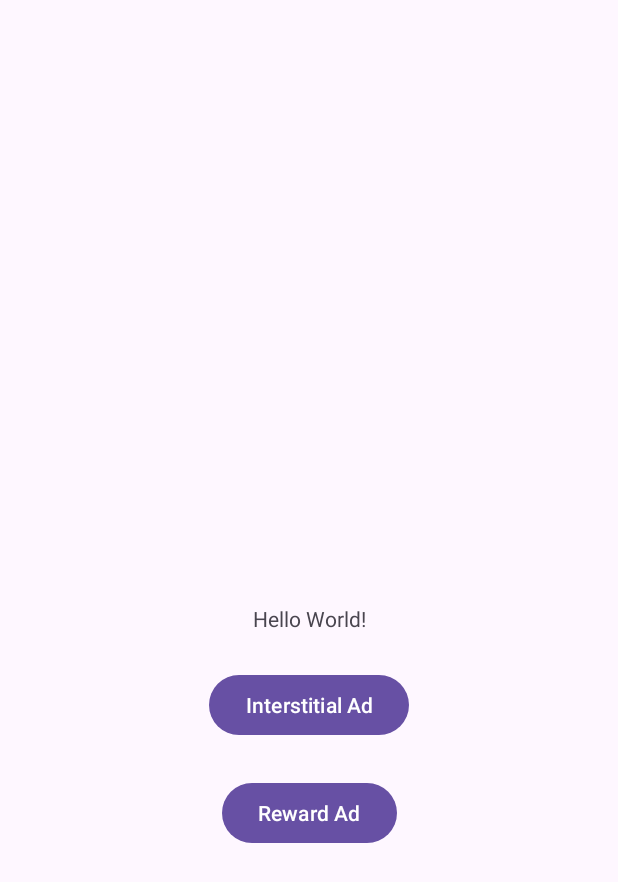
After one commit to dlewburg/taskMasterProject, an Android app: the AdMobActivity screen opened directly, with no data from a screen before it, on a phone screen of 412 x 824 dp. The commit adds this screen. Shown: the top 882 px of the screen. Run offline under Robolectric (Android 15) with nearby library versions, the phone set to English and light mode, and no system bars; our stand-ins replace AdMob; 2 statements that could not run were skipped.

Commit message:
added ad mobs

```diff
--- a/app/build.gradle
+++ b/app/build.gradle
@@ -8,7 +8,7 @@ android {
 
     defaultConfig {
         applicationId "com.dlewburg.taskmanagerandroid"
-        minSdk 31
+        minSdk 24
         targetSdk 33
         versionCode 2
         versionName "1.1"
@@ -32,6 +32,7 @@ android {
 dependencies {
 
     // Amplify core dependency
+    implementation 'com.google.android.gms:play-services-ads:22.2.0'
     implementation 'com.amplifyframework:core:2.8.7'
     implementation 'com.amplifyframework:aws-api:2.2.2'
     implementation 'com.amplifyframework:aws-datastore:2.2.2'
--- a/app/src/main/AndroidManifest.xml
+++ b/app/src/main/AndroidManifest.xml
@@ -16,6 +16,12 @@
         android:supportsRtl="true"
         android:theme="@style/Theme.TaskManagerAndroid"
         tools:targetApi="31">
+        <meta-data
+            android:name="com.google.android.gms.ads.APPLICATION_ID"
+            android:value="ca-app-pub-4023947224500662~7552608537" />
+        <activity
+            android:name=".activities.AdMobActivity"
+            android:exported="false" />
         <activity
             android:name=".activities.LoginActivity"
             android:exported="false" />
--- /dev/null
+++ b/app/src/main/java/com/dlewburg/taskmanagerandroid/activities/AdMobActivity.java
@@ -0,0 +1,209 @@
+package com.dlewburg.taskmanagerandroid.activities;
+
+import androidx.annotation.NonNull;
+import androidx.appcompat.app.AppCompatActivity;
+
+import android.app.Activity;
+import android.os.Bundle;
+import android.util.Log;
+import android.widget.Button;
+
+import com.dlewburg.taskmanagerandroid.MainActivity;
+import com.dlewburg.taskmanagerandroid.R;
+import com.google.android.gms.ads.AdError;
+import com.google.android.gms.ads.AdRequest;
+import com.google.android.gms.ads.AdView;
+import com.google.android.gms.ads.FullScreenContentCallback;
+import com.google.android.gms.ads.LoadAdError;
+import com.google.android.gms.ads.MobileAds;
+import com.google.android.gms.ads.OnUserEarnedRewardListener;
+import com.google.android.gms.ads.initialization.InitializationStatus;
+import com.google.android.gms.ads.initialization.OnInitializationCompleteListener;
+import com.google.android.gms.ads.interstitial.InterstitialAd;
+import com.google.android.gms.ads.interstitial.InterstitialAdLoadCallback;
+import com.google.android.gms.ads.rewarded.RewardItem;
+import com.google.android.gms.ads.rewarded.RewardedAd;
+import com.google.android.gms.ads.rewarded.RewardedAdLoadCallback;
+
+public class AdMobActivity extends AppCompatActivity {
+
+  private static String TAG = "AdMobActivity";
+  private AdView myBannerAd;
+  private InterstitialAd myInterstitialAd;
+  private RewardedAd myRewardedAd;
+
+  @Override
+  protected void onCreate(Bundle savedInstanceState) {
+    super.onCreate(savedInstanceState);
+    setContentView(R.layout.activity_ad_mob);
+
+    MobileAds.initialize(this, new OnInitializationCompleteListener() {
+      @Override
+      public void onInitializationComplete(@NonNull InitializationStatus initializationStatus) {
+
+      }
+    });
+
+    setUpBannerAd();
+    setUpInterstitialAd();
+    setUpRewardedAd();
+  }
+
+  private void setUpBannerAd() {
+    myBannerAd = findViewById(R.id.bannerAdView);
+    AdRequest adRequest = new AdRequest.Builder().build();
+    myBannerAd.loadAd(adRequest);
+  }
+
+  private void setUpInterstitialAd() {
+    AdRequest interstitialAdRequest = new AdRequest.Builder().build();
+
+    InterstitialAd.load(this, "ca-app-pub-4023947224500662~7552608537", interstitialAdRequest, new InterstitialAdLoadCallback() {
+      @Override
+      public void onAdFailedToLoad(@NonNull LoadAdError loadAdError) {
+        super.onAdFailedToLoad(loadAdError);
+        // Handle the error
+        Log.d(TAG, loadAdError.toString());
+        myInterstitialAd = null;
+      }
+
+      @Override
+      public void onAdLoaded(@NonNull InterstitialAd interstitialAd) {
+        super.onAdLoaded(interstitialAd);
+        // the myInterstitialAd reference will be null until an ad is loaded
+        // once we load an ad, set the myInterstitialAd reference to that ad
+        myInterstitialAd = interstitialAd;
+
+        myInterstitialAd.setFullScreenContentCallback(new FullScreenContentCallback() {
+          @Override
+          public void onAdClicked() {
+            super.onAdClicked();
+            // Called when an ad is clicked on
+            Log.d(TAG, "Ad was clicked");
+          }
+
+          @Override
+          public void onAdDismissedFullScreenContent() {
+            super.onAdDismissedFullScreenContent();
+            // Called when ad is dismissed
+            // Set the ad reference to null so you don;t show the ad a second time
+            myInterstitialAd = null;
+          }
+
+          @Override
+          public void onAdFailedToShowFullScreenContent(@NonNull AdError adError) {
+            super.onAdFailedToShowFullScreenContent(adError);
+            // Called when the ad fails to show
+            Log.e(TAG, "Ad failed to show fullscreen content");
+            myInterstitialAd = null;
+          }
+
+          @Override
+          public void onAdImpression() {
+            super.onAdImpression();
+            // Called when an impression is recorded for an ad
+            Log.d(TAG, "Ad recorded an impression");
+          }
+
+          @Override
+          public void onAdShowedFullScreenContent() {
+            super.onAdShowedFullScreenContent();
+            // Called when the ad is shown in full
+            Log.d(TAG, "Ad showed fullscreen content");
+          }
+        });
+      }
+    });
+
+    Button interstitialAdButton = findViewById(R.id.interstitialAdButton);
+    interstitialAdButton.setOnClickListener(v -> {
+      if(myInterstitialAd != null) {
+        myInterstitialAd.show(AdMobActivity.this);
+      } else {
+        Log.d(TAG, "The interstitial ad wasn't ready yet");
+      }
+    });
+  }
+
+  private void setUpRewardedAd() {
+    AdRequest rewardedAdRequest = new AdRequest.Builder().build();
+
+    RewardedAd.load(this, "ca-app-pub-3940256099942544/5224354917", rewardedAdRequest, new RewardedAdLoadCallback() {
+      @Override
+      public void onAdFailedToLoad(@NonNull LoadAdError loadAdError) {
+        super.onAdFailedToLoad(loadAdError);
+        // Handle the error
+        Log.d(TAG, loadAdError.toString());
+        myRewardedAd = null;
+      }
+
+      @Override
+      public void onAdLoaded(@NonNull RewardedAd rewardedAd) {
+        super.onAdLoaded(rewardedAd);
+        myRewardedAd = rewardedAd;
+        Log.d(TAG, "Ad was loaded");
+      }
+    });
+
+    Button myRewardedAdButton = findViewById(R.id.rewardedAdButton);
+    myRewardedAdButton.setOnClickListener(v -> {
+      Activity activityContext = AdMobActivity.this;
+
+      if (myRewardedAd != null) {
+        // Before you show your ad, make sure you have set the fullscreen callback
+        myRewardedAd.setFullScreenContentCallback(new FullScreenContentCallback() {
+          @Override
+          public void onAdClicked() {
+            super.onAdClicked();
+            // Called when a click is recorded for an ad.
+            Log.d(TAG, "Ad was clicked.");
+          }
+
+          @Override
+          public void onAdDismissedFullScreenContent() {
+            super.onAdDismissedFullScreenContent();
+            // Called when ad is dismissed.
+            // Set the ad reference to null so you don't show the ad a second time.
+            Log.d(TAG, "Ad dismissed fullscreen content.");
+            myRewardedAd = null;
+          }
+
+          @Override
+          public void onAdFailedToShowFullScreenContent(@NonNull AdError adError) {
+            super.onAdFailedToShowFullScreenContent(adError);
+            // Called when ad fails to show.
+            Log.e(TAG, "Ad failed to show fullscreen content.");
+            myRewardedAd = null;
+          }
+
+          @Override
+          public void onAdImpression() {
+            super.onAdImpression();
+            // Called when an impression is recorded for an ad.
+            Log.d(TAG, "Ad recorded an impression.");
+          }
+
+          @Override
+          public void onAdShowedFullScreenContent() {
+            super.onAdShowedFullScreenContent();
+            // Called when ad is shown.
+            Log.d(TAG, "Ad showed fullscreen content.");
+          }
+        });
+
+        // Show the ad
+        myRewardedAd.show(activityContext, new OnUserEarnedRewardListener() {
+          @Override
+          public void onUserEarnedReward(@NonNull RewardItem rewardItem) {
+            // Handle the reward
+            int rewardAmount = rewardItem.getAmount();
+            String rewardType = rewardItem.getType();
+            Log.d(TAG, "The user earned the reward: Amount is: " + rewardAmount + " and type is: " + rewardType);
+          }
+        });
+      } else {
+        Log.d(TAG, "The rewarded ad wasn't loaded yet.");
+      }
+    });
+  }
+}
--- /dev/null
+++ b/app/src/main/res/layout/activity_ad_mob.xml
@@ -0,0 +1,55 @@
+<?xml version="1.0" encoding="utf-8"?>
+<androidx.constraintlayout.widget.ConstraintLayout xmlns:android="http://schemas.android.com/apk/res/android"
+    xmlns:app="http://schemas.android.com/apk/res-auto"
+    xmlns:tools="http://schemas.android.com/tools"
+    android:layout_width="match_parent"
+    android:layout_height="match_parent"
+    tools:context=".activities.AdMobActivity">
+
+    <TextView
+        android:id="@+id/textView"
+        android:layout_width="wrap_content"
+        android:layout_height="wrap_content"
+        android:text="Hello World!"
+        app:layout_constraintBottom_toBottomOf="parent"
+        app:layout_constraintEnd_toEndOf="parent"
+        app:layout_constraintStart_toStartOf="parent"
+        app:layout_constraintTop_toTopOf="parent" />
+
+    <com.google.android.gms.ads.AdView
+        android:id="@+id/bannerAdView"
+        android:layout_width="0dp"
+        android:layout_height="wrap_content"
+        android:layout_alignParentBottom="true"
+        android:layout_centerHorizontal="true"
+        android:layout_marginBottom="16dp"
+        app:adSize="BANNER"
+        app:adUnitId="ca-app-pub-3940256099942544/6300978111"
+        app:layout_constraintBottom_toBottomOf="parent"
+        app:layout_constraintEnd_toEndOf="parent"
+        app:layout_constraintStart_toStartOf="parent" />
+
+    <Button
+        android:id="@+id/interstitialAdButton"
+        android:layout_width="wrap_content"
+        android:layout_height="wrap_content"
+        android:layout_marginTop="24dp"
+        android:text="@string/interstitial_ad"
+        app:layout_constraintEnd_toEndOf="parent"
+        app:layout_constraintHorizontal_bias="0.5"
+        app:layout_constraintStart_toStartOf="parent"
+        app:layout_constraintTop_toBottomOf="@+id/textView" />
+
+    <Button
+        android:id="@+id/rewardedAdButton"
+        android:layout_width="wrap_content"
+        android:layout_height="wrap_content"
+        android:layout_marginTop="24dp"
+        android:text="@string/rewarded_ad"
+        app:layout_constraintEnd_toEndOf="parent"
+        app:layout_constraintHorizontal_bias="0.5"
+        app:layout_constraintStart_toStartOf="parent"
+        app:layout_constraintTop_toBottomOf="@+id/interstitialAdButton" />
+
+
+</androidx.constraintlayout.widget.ConstraintLayout>
--- a/app/src/main/res/values/strings.xml
+++ b/app/src/main/res/values/strings.xml
@@ -38,4 +38,6 @@
     <string name="logout_button">LOGOUT</string>
     <string name="task_location">Task Location</string>
     <string name="no_location">No Location</string>
+    <string name="rewarded_ad">Reward Ad</string>
+    <string name="interstitial_ad">Interstitial Ad</string>
 </resources>
```
